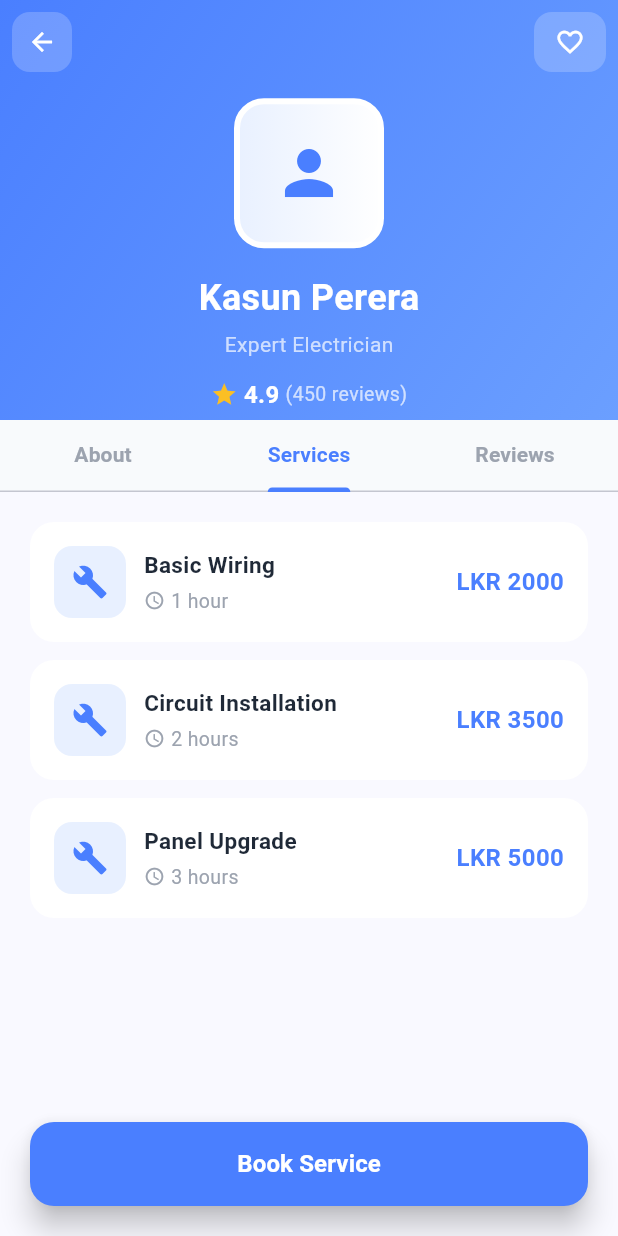
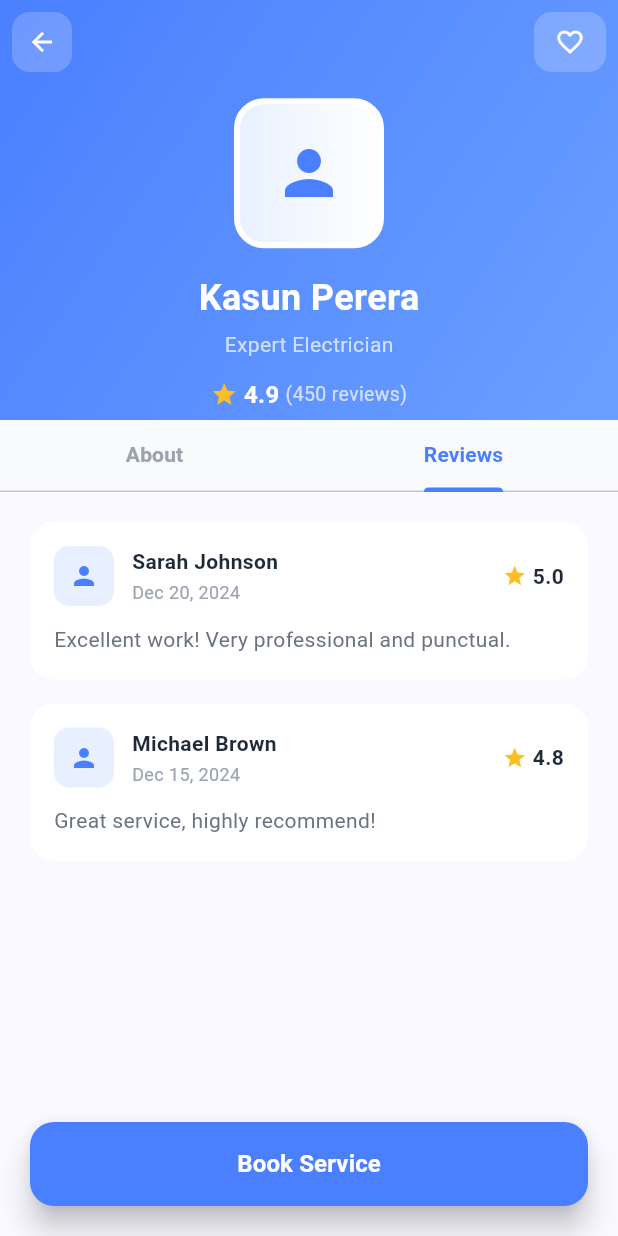
Before and after one commit to PasinduMal007/FixNowApp, a Flutter app: the CustomerWorkerProfileDetailScreen screen opened directly, tab 2 chosen, on a phone screen of 412 x 824 dp. Run offline on Flutter 3.47's test engine with Material 3 defaults, Android fonts, the phone set to English and light mode, and no system bars; our stand-ins replace cloud_functions, firebase_auth, firebase_core, firebase_database, firebase_storage, flutter_animate and 3 more; accounts and stored records are empty.

Commit message:
UI Cleanup: Removed Services, Portfolio, and Skills sections from worker profile per review

```diff
--- a/lib/screens/customer_worker_profile_detail_screen.dart
+++ b/lib/screens/customer_worker_profile_detail_screen.dart
@@ -16,12 +16,6 @@ class _CustomerWorkerProfileDetailScreenState
     with SingleTickerProviderStateMixin {
   late TabController _tabController;
 
-  final List<Map<String, dynamic>> _services = [
-    {'name': 'Basic Wiring', 'price': 2000, 'duration': '1 hour'},
-    {'name': 'Circuit Installation', 'price': 3500, 'duration': '2 hours'},
-    {'name': 'Panel Upgrade', 'price': 5000, 'duration': '3 hours'},
-  ];
-
   final List<Map<String, dynamic>> _reviews = [
     {
       'customerName': 'Sarah Johnson',
@@ -37,17 +31,10 @@ class _CustomerWorkerProfileDetailScreenState
     },
   ];
 
-  final List<String> _portfolioImages = [
-    'assets/portfolio1.jpg',
-    'assets/portfolio2.jpg',
-    'assets/portfolio3.jpg',
-    'assets/portfolio4.jpg',
-  ];
-
   @override
   void initState() {
     super.initState();
-    _tabController = TabController(length: 3, vsync: this);
+    _tabController = TabController(length: 2, vsync: this);
   }
 
   @override
@@ -192,7 +179,6 @@ class _CustomerWorkerProfileDetailScreenState
                     ),
                     tabs: const [
                       Tab(text: 'About'),
-                      Tab(text: 'Services'),
                       Tab(text: 'Reviews'),
                     ],
                   ),
@@ -203,11 +189,7 @@ class _CustomerWorkerProfileDetailScreenState
               SliverFillRemaining(
                 child: TabBarView(
                   controller: _tabController,
-                  children: [
-                    _buildAboutTab(),
-                    _buildServicesTab(),
-                    _buildReviewsTab(),
-                  ],
+                  children: [_buildAboutTab(), _buildReviewsTab()],
                 ),
               ),
             ],
@@ -277,14 +259,6 @@ class _CustomerWorkerProfileDetailScreenState
                   Icons.check_circle_outline,
                 ),
               ),
-              const SizedBox(width: 12),
-              Expanded(
-                child: _buildStatCard(
-                  'Rate',
-                  'LKR ${widget.worker['hourlyRate']}/hr',
-                  Icons.account_balance_wallet,
-                ),
-              ),
             ],
           ),
           const SizedBox(height: 24),
@@ -315,143 +289,9 @@ class _CustomerWorkerProfileDetailScreenState
               ),
             ),
           ),
-          const SizedBox(height: 24),
-
-          // Skills
-          const Text(
-            'Skills & Expertise',
-            style: TextStyle(
-              fontSize: 18,
-              fontWeight: FontWeight.bold,
-              color: Color(0xFF1F2937),
-            ),
-          ),
-          const SizedBox(height: 12),
-          Wrap(
-            spacing: 8,
-            runSpacing: 8,
-            children: [
-              _buildSkillChip('Electrical Wiring'),
-              _buildSkillChip('Circuit Installation'),
-              _buildSkillChip('Panel Upgrades'),
-              _buildSkillChip('Troubleshooting'),
-              _buildSkillChip('Emergency Service'),
-            ],
-          ),
-          const SizedBox(height: 24),
-
-          // Portfolio
-          const Text(
-            'Portfolio',
-            style: TextStyle(
-              fontSize: 18,
-              fontWeight: FontWeight.bold,
-              color: Color(0xFF1F2937),
-            ),
-          ),
-          const SizedBox(height: 12),
-          GridView.builder(
-            shrinkWrap: true,
-            physics: const NeverScrollableScrollPhysics(),
-            gridDelegate: const SliverGridDelegateWithFixedCrossAxisCount(
-              crossAxisCount: 2,
-              mainAxisSpacing: 12,
-              crossAxisSpacing: 12,
-              childAspectRatio: 1,
-            ),
-            itemCount: 4,
-            itemBuilder: (context, index) {
-              return Container(
-                decoration: BoxDecoration(
-                  color: const Color(0xFFE8F0FF),
-                  borderRadius: BorderRadius.circular(16),
-                ),
-                child: const Center(
-                  child: Icon(Icons.image, size: 48, color: Color(0xFF4A7FFF)),
-                ),
-              );
-            },
-          ),
           const SizedBox(height: 100),
         ],
       ),
-    );
-  }
-
-  Widget _buildServicesTab() {
-    return ListView.builder(
-      padding: const EdgeInsets.all(20),
-      itemCount: _services.length,
-      itemBuilder: (context, index) {
-        final service = _services[index];
-        return Container(
-          margin: const EdgeInsets.only(bottom: 12),
-          padding: const EdgeInsets.all(16),
-          decoration: BoxDecoration(
-            color: Colors.white,
-            borderRadius: BorderRadius.circular(16),
-          ),
-          child: Row(
-            children: [
-              Container(
-                width: 48,
-                height: 48,
-                decoration: BoxDecoration(
-                  color: const Color(0xFFE8F0FF),
-                  borderRadius: BorderRadius.circular(12),
-                ),
-                child: const Icon(
-                  Icons.build,
-                  color: Color(0xFF4A7FFF),
-                  size: 24,
-                ),
-              ),
-              const SizedBox(width: 12),
-              Expanded(
-                child: Column(
-                  crossAxisAlignment: CrossAxisAlignment.start,
-                  children: [
-                    Text(
-                      service['name'],
-                      style: const TextStyle(
-                        fontSize: 15,
-                        fontWeight: FontWeight.w600,
-                        color: Color(0xFF1F2937),
-                      ),
-                    ),
-                    const SizedBox(height: 4),
-                    Row(
-                      children: [
-                        const Icon(
-                          Icons.schedule,
-                          size: 14,
-                          color: Color(0xFF9CA3AF),
-                        ),
-                        const SizedBox(width: 4),
-                        Text(
-                          service['duration'],
-                          style: const TextStyle(
-                            fontSize: 13,
-                            color: Color(0xFF9CA3AF),
-                          ),
-                        ),
-                      ],
-                    ),
-                  ],
-                ),
-              ),
-              Text(
-                'LKR ${service['price']}',
-                style: const TextStyle(
-                  fontSize: 16,
-                  fontWeight: FontWeight.bold,
-                  color: Color(0xFF4A7FFF),
-                ),
-              ),
-            ],
-          ),
-        );
-      },
     );
   }
 
@@ -575,24 +415,6 @@ class _CustomerWorkerProfileDetailScreenState
     );
   }
 
-  Widget _buildSkillChip(String skill) {
-    return Container(
-      padding: const EdgeInsets.symmetric(horizontal: 12, vertical: 8),
-      decoration: BoxDecoration(
-        color: const Color(0xFFE8F0FF),
-        borderRadius: BorderRadius.circular(20),
-      ),
-      child: Text(
-        skill,
-        style: const TextStyle(
-          fontSize: 13,
-          fontWeight: FontWeight.w500,
-          color: Color(0xFF4A7FFF),
-        ),
-      ),
-    );
-  }
-
   @override
   void dispose() {
     _tabController.dispose();
--- a/lib/screens/signup_screen.dart
+++ b/lib/screens/signup_screen.dart
@@ -1,5 +1,5 @@
 import 'package:fix_now_app/Services/db.dart';
-import 'package:fix_now_app/Services/backend_auth_service.dart';
+
 import 'package:flutter/material.dart';
 import 'package:firebase_auth/firebase_auth.dart';
 import 'package:firebase_database/firebase_database.dart';
```
